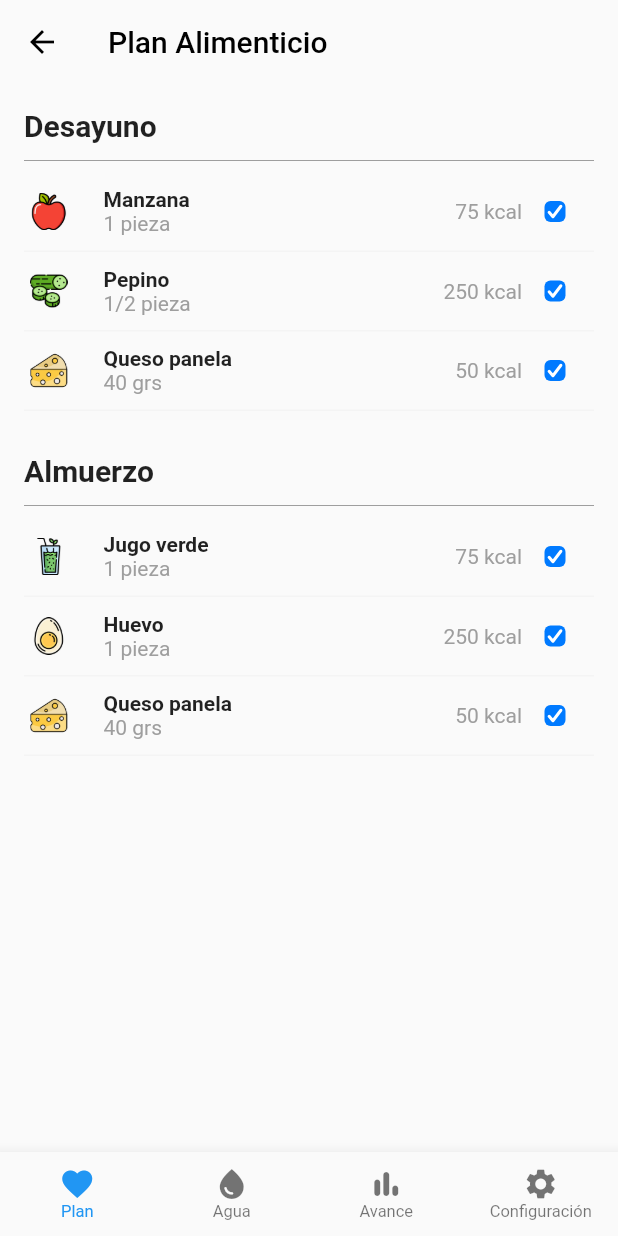
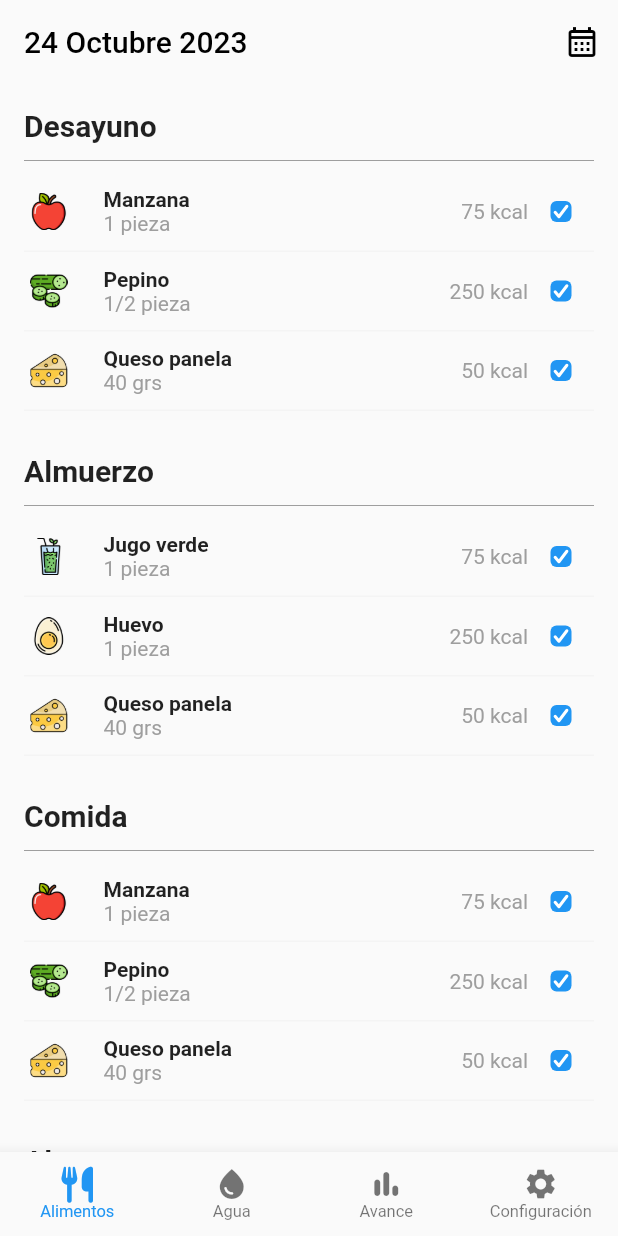
Before and after one commit to Freyien/healthy_app, a Flutter app: the EatingPlanPage screen opened by its route, on a phone screen of 412 x 824 dp. Run offline on Flutter 3.47's test engine with Material 2 defaults, Android fonts, the phone set to English and light mode, and no system bars; drawn by our look-alikes of flutter_slidable, loader_overlay; our stand-ins replace bloc, bot_toast, cloud_firestore, cloud_functions, device_info_plus, equatable and 18 more; missing offline and left inert: app_settings; accounts and stored records are empty; generated files the repository leaves out were written again.

Commit message:
Add ater page

```diff
--- a/lib/features/client/dashboard/ui/dashboard_page.dart
+++ b/lib/features/client/dashboard/ui/dashboard_page.dart
@@ -1,5 +1,6 @@
 import 'package:flutter/material.dart';
 import 'package:flutter_bloc/flutter_bloc.dart';
+import 'package:font_awesome_flutter/font_awesome_flutter.dart';
 import 'package:go_router/go_router.dart';
 import 'package:healthy_app/core/ui/extensions/buildcontext.dart';
 import 'package:healthy_app/features/client/dashboard/ui/sections/notifications/dashboard_notification.dart';
@@ -23,8 +24,8 @@ class DashboardPage extends StatelessWidget {
           elevation: 8,
           items: [
             BottomNavigationBarItem(
-              icon: Icon(Icons.favorite),
-              label: "Plan",
+              icon: Icon(FontAwesomeIcons.utensils),
+              label: "Alimentos",
             ),
             BottomNavigationBarItem(
               icon: Icon(Icons.water_drop),
--- a/lib/features/client/eating_plan/ui/eating_plan_page.dart
+++ b/lib/features/client/eating_plan/ui/eating_plan_page.dart
@@ -9,8 +9,13 @@ class EatingPlanPage extends StatelessWidget {
   Widget build(BuildContext context) {
     return Scaffold(
       appBar: AppBar(
-        leading: const BackButton(),
-        title: const Text('Plan Alimenticio'),
+        title: const Text('24 Octubre 2023'),
+        actions: [
+          IconButton(
+            onPressed: () {},
+            icon: Icon(Icons.calendar_month_outlined),
+          ),
+        ],
       ),
       body: SafeArea(
         child: ScrollFillRemaining(
@@ -72,6 +77,42 @@ class EatingPlanPage extends StatelessWidget {
                 pathImage: 'assets/images/cheese.png',
                 portion: '40 grs',
               ),
+              VerticalSpace.xxxlarge(),
+              Text(
+                'Comida',
+                style: TextStyle(
+                  fontWeight: FontWeight.bold,
+                  fontSize: 20,
+                ),
+              ),
+              VerticalSpace.xsmall(),
+              const HorizontalDivider(),
+              const EatingTile(
+                calories: '75 kcal',
+                name: 'Manzana',
+                pathImage: 'assets/images/apple.png',
+                portion: '1 pieza',
+              ),
+              const EatingTile(
+                calories: '250 kcal',
+                name: 'Pepino',
+                pathImage: 'assets/images/cucumber.png',
+                portion: '1/2 pieza',
+              ),
+              const EatingTile(
+                calories: '50 kcal',
+                name: 'Queso panela',
+                pathImage: 'assets/images/cheese.png',
+                portion: '40 grs',
+              ),
+              VerticalSpace.xxxlarge(),
+              Text(
+                'Almuerzo',
+                style: TextStyle(
+                  fontWeight: FontWeight.bold,
+                  fontSize: 20,
+                ),
+              ),
             ],
           ),
         ),
--- a/lib/features/client/eating_plan/ui/widgets/eating_tile.dart
+++ b/lib/features/client/eating_plan/ui/widgets/eating_tile.dart
@@ -42,7 +42,7 @@ class EatingTile extends StatelessWidget {
       child: InkWell(
         onTap: () {},
         child: Container(
-          padding: EdgeInsets.symmetric(vertical: 4, horizontal: 4),
+          padding: EdgeInsets.only(top: 4, bottom: 4, left: 4, right: 0),
           decoration: BoxDecoration(
             border: Border(
               bottom: BorderSide(
@@ -86,6 +86,7 @@ class EatingTile extends StatelessWidget {
               CupertinoCheckbox(
                 value: true,
                 onChanged: (_) {},
+                activeColor: context.appColors.primary,
               ),
             ],
           ),
--- a/pubspec.yaml
+++ b/pubspec.yaml
@@ -40,6 +40,7 @@ dependencies:
   flutter_native_splash: ^2.3.1
   flutter_slidable: ^3.0.0
   flutter_svg: ^2.0.4
+  font_awesome_flutter: ^10.6.0
   formz: ^0.4.1
   get_it: ^7.2.0
   go_router: ^10.1.0
@@ -54,6 +55,7 @@ dependencies:
   sign_in_with_apple: ^5.0.0
   smooth_page_indicator: ^1.1.0
   url_launcher: ^6.1.12
+  wave: ^0.2.2
 
 dev_dependencies:
   bloc_test: ^9.1.2
```
Also changed, not shown: lib/core/router/router.dart (+4 -3 lines), lib/features/client/water/ui/water_page.dart (added, +227 -0 lines), assets/images/agua.png (added), assets/images/bottle_water.png (added), assets/images/cup.png (added), assets/images/glass.png (added), assets/images/gota-de-agua.png (added), assets/images/vaso.png (added).
